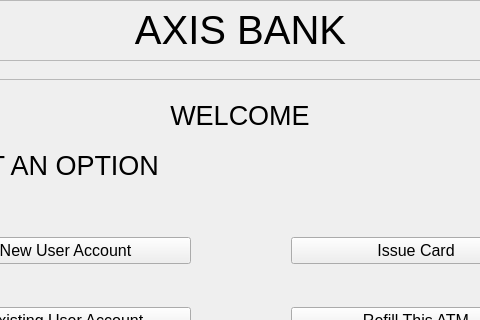
Qt form UI/admin_menu.ui (shubhamadhk15/ATM-SIMULATOR) before a commit; both pictures show x 110 to 590 and y 0 to 320 of the 700 by 420 pixel window.
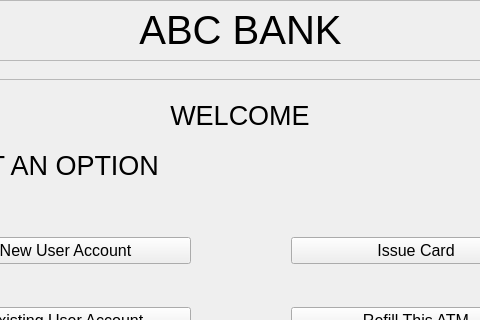
The same form after that commit.

Patch:
```diff
--- a/UI/admin_menu.ui
+++ b/UI/admin_menu.ui
@@ -46,7 +46,7 @@
      </font>
     </property>
     <property name="text">
-     <string>AXIS BANK</string>
+     <string>ABC BANK</string>
     </property>
     <property name="alignment">
      <set>Qt::AlignCenter</set>
```
